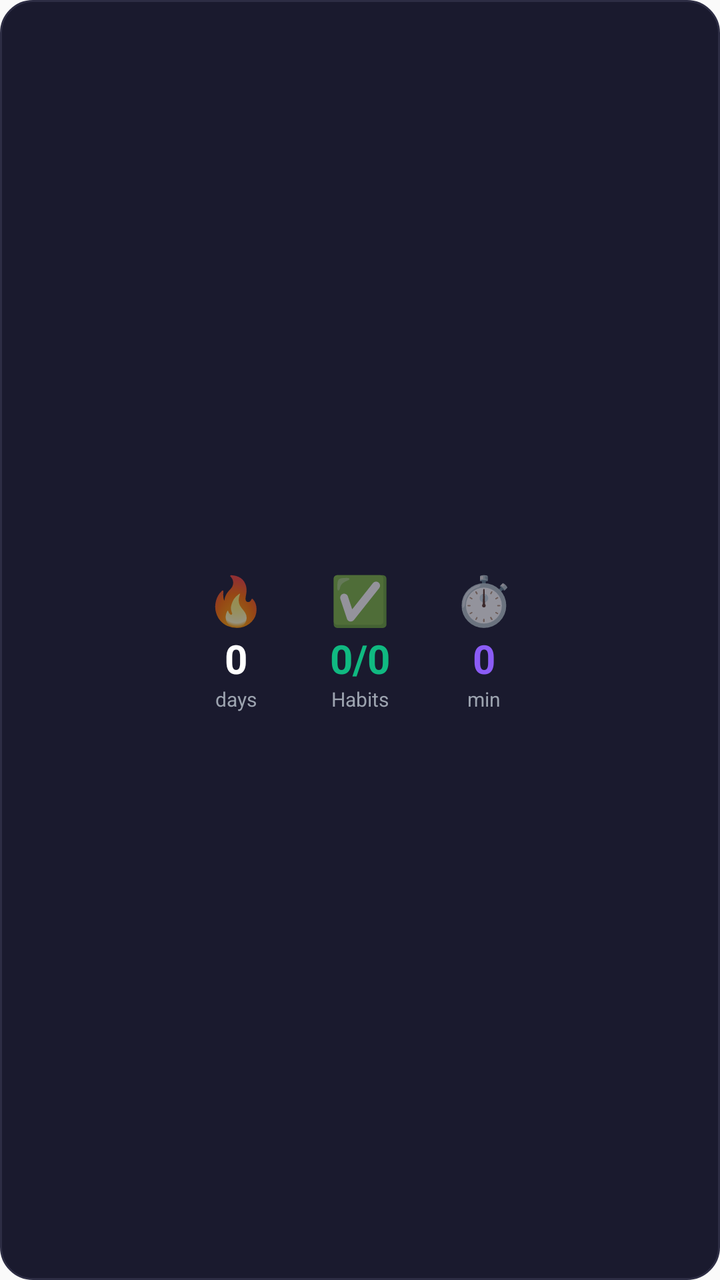
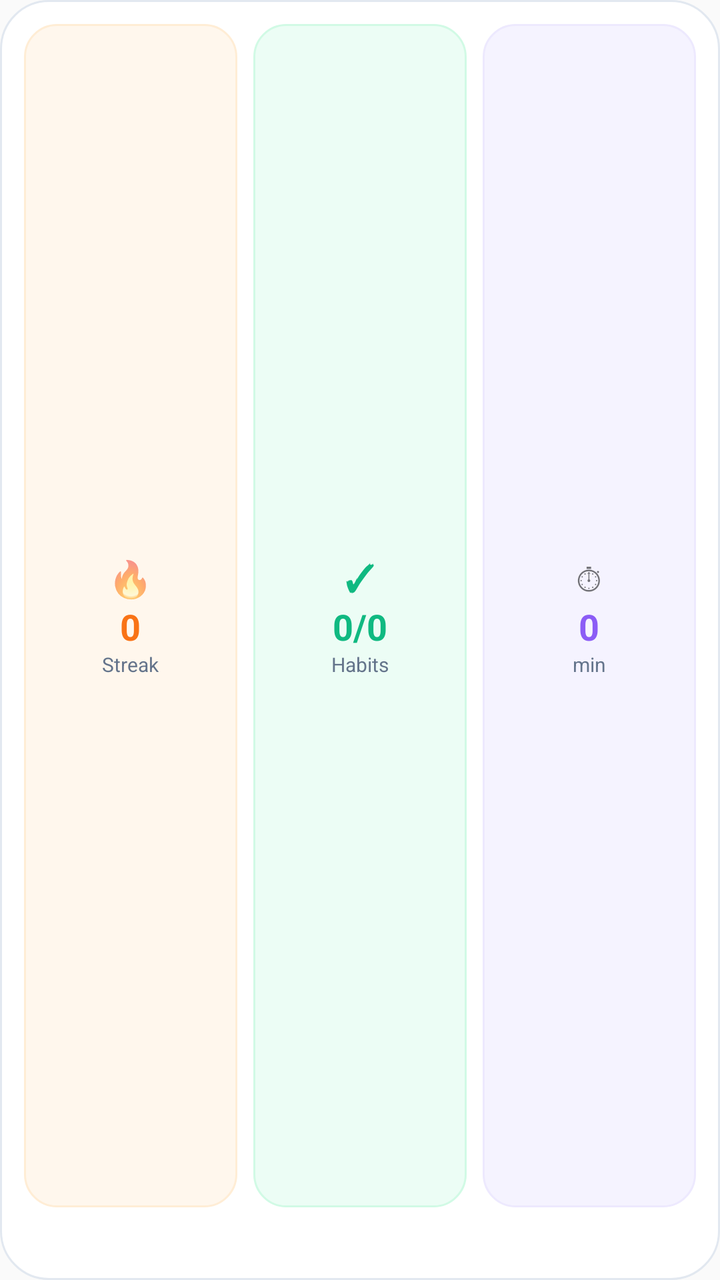

Before-and-after screenshots of an Android layout around one commit, followed by the original layout XML and the change that was made.
<!-- AndroidManifest.xml: application theme AppTheme -->
<!-- res/layout/widget_medium.xml -->
<?xml version="1.0" encoding="utf-8"?>
<LinearLayout xmlns:android="http://schemas.android.com/apk/res/android"
    android:id="@+id/widget_container"
    android:layout_width="match_parent"
    android:layout_height="match_parent"
    android:background="@drawable/widget_background"
    android:gravity="center"
    android:orientation="horizontal"
    android:padding="12dp">

    
    <LinearLayout
        android:layout_width="wrap_content"
        android:layout_height="wrap_content"
        android:gravity="center"
        android:paddingStart="8dp"
        android:paddingEnd="16dp"
        android:orientation="vertical">

        <TextView
            android:id="@+id/streak_icon"
            android:layout_width="wrap_content"
            android:layout_height="wrap_content"
            android:text="🔥"
            android:textSize="24sp" />

        <TextView
            android:id="@+id/streak_count"
            android:layout_width="wrap_content"
            android:layout_height="wrap_content"
            android:text="0"
            android:textColor="#FFFFFF"
            android:textSize="20sp"
            android:textStyle="bold" />

        <TextView
            android:layout_width="wrap_content"
            android:layout_height="wrap_content"
            android:text="@string/widget_days"
            android:textColor="#9CA3AF"
            android:textSize="10sp" />
    </LinearLayout>

    
    <LinearLayout
        android:layout_width="wrap_content"
        android:layout_height="wrap_content"
        android:gravity="center"
        android:paddingStart="16dp"
        android:paddingEnd="16dp"
        android:orientation="vertical">

        <TextView
            android:layout_width="wrap_content"
            android:layout_height="wrap_content"
            android:text="✅"
            android:textSize="24sp" />

        <TextView
            android:id="@+id/habits_progress"
            android:layout_width="wrap_content"
            android:layout_height="wrap_content"
            android:text="0/0"
            android:textColor="#10B981"
            android:textSize="20sp"
            android:textStyle="bold" />

        <TextView
            android:layout_width="wrap_content"
            android:layout_height="wrap_content"
            android:text="@string/widget_habits_label"
            android:textColor="#9CA3AF"
            android:textSize="10sp" />
    </LinearLayout>

    
    <LinearLayout
        android:layout_width="wrap_content"
        android:layout_height="wrap_content"
        android:gravity="center"
        android:paddingStart="16dp"
        android:paddingEnd="8dp"
        android:orientation="vertical">

        <TextView
            android:layout_width="wrap_content"
            android:layout_height="wrap_content"
            android:text="⏱️"
            android:textSize="24sp" />

        <TextView
            android:id="@+id/focus_minutes"
            android:layout_width="wrap_content"
            android:layout_height="wrap_content"
            android:text="0"
            android:textColor="#8B5CF6"
            android:textSize="20sp"
            android:textStyle="bold" />

        <TextView
            android:layout_width="wrap_content"
            android:layout_height="wrap_content"
            android:text="@string/widget_min"
            android:textColor="#9CA3AF"
            android:textSize="10sp" />
    </LinearLayout>

</LinearLayout>
<!-- resources referenced by this layout -->
<resources>
  <!-- drawable widget_background (drawable) -->
  <?xml version="1.0" encoding="utf-8"?>
  <shape xmlns:android="http://schemas.android.com/apk/res/android"
      android:shape="rectangle">
      <corners android:radius="16dp" />
      <solid android:color="#1A1A2E" />
      <stroke
          android:width="1dp"
          android:color="#2D2D44" />
  </shape>
  <string name="widget_days">days</string>
  <string name="widget_habits_label">Habits</string>
  <string name="widget_min">min</string>
  <style name="AppTheme" parent="Theme.AppCompat.Light.DarkActionBar">
          
          <item name="colorPrimary">@color/colorPrimary</item>
          <item name="colorPrimaryDark">@color/colorPrimaryDark</item>
          <item name="colorAccent">@color/colorAccent</item>
      </style>
</resources>

<!-- the commit's change to res/layout/widget_medium.xml (unified diff, before → after) -->
@@ -3,106 +3,137 @@
     android:id="@+id/widget_container"
     android:layout_width="match_parent"
     android:layout_height="match_parent"
-    android:background="@drawable/widget_background"
+    android:background="@drawable/widget_bg_premium"
     android:gravity="center"
-    android:orientation="horizontal"
+    android:orientation="vertical"
     android:padding="12dp">
 
     
     <LinearLayout
-        android:layout_width="wrap_content"
-        android:layout_height="wrap_content"
+        android:layout_width="match_parent"
+        android:layout_height="0dp"
+        android:layout_weight="1"
         android:gravity="center"
-        android:paddingStart="8dp"
-        android:paddingEnd="16dp"
-        android:orientation="vertical">
+        android:orientation="horizontal">
 
-        <TextView
-            android:id="@+id/streak_icon"
-            android:layout_width="wrap_content"
-            android:layout_height="wrap_content"
-            android:text="🔥"
-            android:textSize="24sp" />
+        
+        <LinearLayout
+            android:layout_width="0dp"
+            android:layout_height="match_parent"
+            android:layout_weight="1"
+            android:layout_marginEnd="4dp"
+            android:background="@drawable/stat_card_streak"
+            android:gravity="center"
+            android:orientation="vertical"
+            android:padding="8dp">
 
-        <TextView
-            android:id="@+id/streak_count"
-            android:layout_width="wrap_content"
-            android:layout_height="wrap_content"
-            android:text="0"
-            android:textColor="#FFFFFF"
-            android:textSize="20sp"
-            android:textStyle="bold" />
+            <TextView
+                android:id="@+id/streak_icon"
+                android:layout_width="wrap_content"
+                android:layout_height="wrap_content"
+                android:text="🔥"
+                android:textSize="18sp" />
 
-        <TextView
-            android:layout_width="wrap_content"
-            android:layout_height="wrap_content"
-            android:text="@string/widget_days"
-            android:textColor="#9CA3AF"
-            android:textSize="10sp" />
+            <TextView
+                android:id="@+id/streak_count"
+                android:layout_width="wrap_content"
+                android:layout_height="wrap_content"
+                android:text="0"
+                android:textColor="@color/widget_streak"
+                android:textSize="18sp"
+                android:textStyle="bold" />
+
+            <TextView
+                android:layout_width="wrap_content"
+                android:layout_height="wrap_content"
+                android:text="@string/widget_streak_label"
+                android:textColor="@color/widget_text_secondary"
+                android:textSize="10sp" />
+        </LinearLayout>
+
+        
+        <LinearLayout
+            android:layout_width="0dp"
+            android:layout_height="match_parent"
+            android:layout_weight="1"
+            android:layout_marginStart="4dp"
+            android:layout_marginEnd="4dp"
+            android:background="@drawable/stat_card_habits"
+            android:gravity="center"
+            android:orientation="vertical"
+            android:padding="8dp">
+
+            <TextView
+                android:layout_width="wrap_content"
+                android:layout_height="wrap_content"
+                android:text="✓"
+                android:textColor="@color/widget_habits"
+                android:textSize="18sp"
+                android:textStyle="bold" />
+
+            <TextView
+                android:id="@+id/habits_progress"
+                android:layout_width="wrap_content"
+                android:layout_height="wrap_content"
+                android:text="0/0"
+                android:textColor="@color/widget_habits"
+                android:textSize="18sp"
+                android:textStyle="bold" />
+
+            <TextView
+                android:layout_width="wrap_content"
+                android:layout_height="wrap_content"
+                android:text="@string/widget_habits_label"
+                android:textColor="@color/widget_text_secondary"
+                android:textSize="10sp" />
+        </LinearLayout>
+
+        
+        <LinearLayout
+            android:layout_width="0dp"
+            android:layout_height="match_parent"
+            android:layout_weight="1"
+            android:layout_marginStart="4dp"
+            android:background="@drawable/stat_card_focus"
+            android:gravity="center"
+            android:orientation="vertical"
+            android:padding="8dp">
+
+            <TextView
+                android:layout_width="wrap_content"
+                android:layout_height="wrap_content"
+                android:text="⏱"
+                android:textSize="18sp" />
+
+            <TextView
+                android:id="@+id/focus_minutes"
+                android:layout_width="wrap_content"
+                android:layout_height="wrap_content"
+                android:text="0"
+                android:textColor="@color/widget_focus"
+                android:textSize="18sp"
+                android:textStyle="bold" />
+
+            <TextView
+                android:layout_width="wrap_content"
+                android:layout_height="wrap_content"
+                android:text="@string/widget_min"
+                android:textColor="@color/widget_text_secondary"
+                android:textSize="10sp" />
+        </LinearLayout>
     </LinearLayout>
 
     
-    <LinearLayout
-        android:layout_width="wrap_content"
+    <TextView
+        android:id="@+id/insight_message"
+        android:layout_width="match_parent"
         android:layout_height="wrap_content"
+        android:layout_marginTop="8dp"
         android:gravity="center"
-        android:paddingStart="16dp"
-        android:paddingEnd="16dp"
-        android:orientation="vertical">
-
-        <TextView
-            android:layout_width="wrap_content"
-            android:layout_height="wrap_content"
-            android:text="✅"
-            android:textSize="24sp" />
-
-        <TextView
-            android:id="@+id/habits_progress"
-            android:layout_width="wrap_content"
-            android:layout_height="wrap_content"
-            android:text="0/0"
-            android:textColor="#10B981"
-            android:textSize="20sp"
-            android:textStyle="bold" />
-
-        <TextView
-            android:layout_width="wrap_content"
-            android:layout_height="wrap_content"
-            android:text="@string/widget_habits_label"
-            android:textColor="#9CA3AF"
-            android:textSize="10sp" />
-    </LinearLayout>
-
-    
-    <LinearLayout
-        android:layout_width="wrap_content"
-        android:layout_height="wrap_content"
-        android:gravity="center"
-        android:paddingStart="16dp"
-        android:paddingEnd="8dp"
-        android:orientation="vertical">
-
-        <TextView
-            android:layout_width="wrap_content"
-            android:layout_height="wrap_content"
-            android:text="⏱️"
-            android:textSize="24sp" />
-
-        <TextView
-            android:id="@+id/focus_minutes"
-            android:layout_width="wrap_content"
-            android:layout_height="wrap_content"
-            android:text="0"
-            android:textColor="#8B5CF6"
-            android:textSize="20sp"
-            android:textStyle="bold" />
-
-        <TextView
-            android:layout_width="wrap_content"
-            android:layout_height="wrap_content"
-            android:text="@string/widget_min"
-            android:textColor="#9CA3AF"
-            android:textSize="10sp" />
-    </LinearLayout>
+        android:text=""
+        android:textColor="@color/widget_insight_text"
+        android:textSize="12sp"
+        android:maxLines="1"
+        android:ellipsize="end" />
 
 </LinearLayout>
<!-- resource entries referenced after the edit -->
@@ -1,23 +1,66 @@
 <!-- resources referenced by this layout -->
 <resources>
-  <!-- drawable widget_background (drawable) -->
+  <color name="widget_focus">#8B5CF6</color>
+  <color name="widget_habits">#10B981</color>
+  <color name="widget_insight_text">#475569</color>
+  <color name="widget_streak">#F97316</color>
+  <color name="widget_text_secondary">#64748B</color>
+  <!-- drawable stat_card_focus (drawable) -->
   <?xml version="1.0" encoding="utf-8"?>
   <shape xmlns:android="http://schemas.android.com/apk/res/android"
       android:shape="rectangle">
       <corners android:radius="16dp" />
-      <solid android:color="#1A1A2E" />
+      <solid android:color="@color/widget_focus_bg" />
       <stroke
           android:width="1dp"
-          android:color="#2D2D44" />
+          android:color="@color/widget_focus_border" />
   </shape>
-  <string name="widget_days">days</string>
+  <!-- drawable stat_card_habits (drawable) -->
+  <?xml version="1.0" encoding="utf-8"?>
+  <shape xmlns:android="http://schemas.android.com/apk/res/android"
+      android:shape="rectangle">
+      <corners android:radius="16dp" />
+      <solid android:color="@color/widget_habits_bg" />
+      <stroke
+          android:width="1dp"
+          android:color="@color/widget_habits_border" />
+  </shape>
+  <!-- drawable stat_card_streak (drawable) -->
+  <?xml version="1.0" encoding="utf-8"?>
+  <shape xmlns:android="http://schemas.android.com/apk/res/android"
+      android:shape="rectangle">
+      <corners android:radius="16dp" />
+      <solid android:color="@color/widget_streak_bg" />
+      <stroke
+          android:width="1dp"
+          android:color="@color/widget_streak_border" />
+  </shape>
+  <!-- drawable widget_bg_premium (drawable) -->
+  <?xml version="1.0" encoding="utf-8"?>
+  <shape xmlns:android="http://schemas.android.com/apk/res/android"
+      android:shape="rectangle">
+      <corners android:radius="24dp" />
+      <solid android:color="@color/widget_bg" />
+      <stroke
+          android:width="1dp"
+          android:color="@color/widget_border" />
+  </shape>
   <string name="widget_habits_label">Habits</string>
   <string name="widget_min">min</string>
+  <string name="widget_streak_label">Streak</string>
   <style name="AppTheme" parent="Theme.AppCompat.Light.DarkActionBar">
           
           <item name="colorPrimary">@color/colorPrimary</item>
           <item name="colorPrimaryDark">@color/colorPrimaryDark</item>
           <item name="colorAccent">@color/colorAccent</item>
       </style>
+  <color name="widget_focus_bg">#F5F3FF</color>
+  <color name="widget_focus_border">#EDE9FE</color>
+  <color name="widget_habits_bg">#ECFDF5</color>
+  <color name="widget_habits_border">#D1FAE5</color>
+  <color name="widget_streak_bg">#FFF7ED</color>
+  <color name="widget_streak_border">#FFEDD5</color>
+  <color name="widget_bg">#FFFFFF</color>
+  <color name="widget_border">#E2E8F0</color>
 </resources>
 
